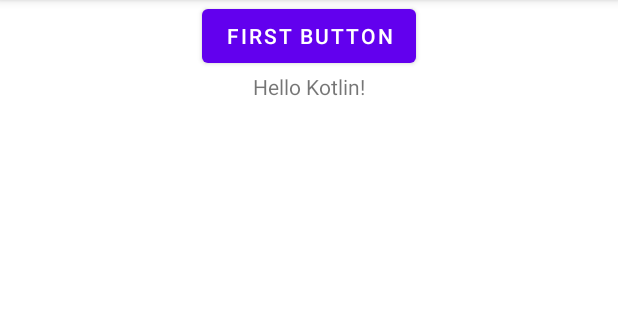
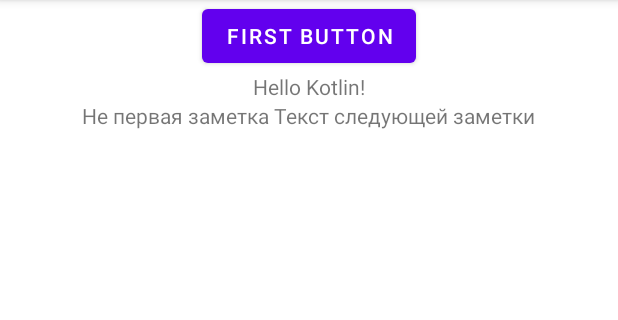
Before and after one commit to 7cigun/FirstKotlinApp, an Android app: the screen it shows after launch (MainActivity), after a tap on "FIRST BUTTON", on a phone screen of 412 x 824 dp, the part 84-404 px from its top. Run offline under Robolectric (Android 15) with nearby library versions, the phone set to English and light mode, and no system bars.

```diff
--- a/app/src/main/java/ru/gb/firstkotlinapp/MainActivity.kt
+++ b/app/src/main/java/ru/gb/firstkotlinapp/MainActivity.kt
@@ -20,5 +20,12 @@ class MainActivity : AppCompatActivity() {
             textView.text = "Hello Kotlin!"
         }
 
+        val note1 = Note("Первая заметка", "Текст первой заметки")
+        val note2 = note1.copy()
+        note2.title = "Не первая заметка"
+        note2.note = "Текст следующей заметки"
+
+        val textView1: TextView = findViewById(R.id.textView1)
+        textView1.text = note2.title + " " + note2.note
     }
 }
--- a/app/src/main/java/ru/gb/firstkotlinapp/Note.kt
+++ b/app/src/main/java/ru/gb/firstkotlinapp/Note.kt
@@ -1,3 +1,3 @@
 package ru.gb.firstkotlinapp
 
-data class Note(val title: String = "Заметка по умолчанию", val note: String = "просто заметка")
+data class Note(var title: String = "Заметка по умолчанию", var note: String = "просто заметка")
--- a/app/src/main/res/layout/activity_main.xml
+++ b/app/src/main/res/layout/activity_main.xml
@@ -24,4 +24,15 @@
         app:layout_constraintRight_toRightOf="parent"
         app:layout_constraintTop_toTopOf="parent" />
 
+    <TextView
+        android:id="@+id/textView1"
+        android:layout_width="wrap_content"
+        android:layout_height="wrap_content"
+        android:layout_gravity="center_horizontal"
+        app:layout_constraintBottom_toBottomOf="parent"
+        app:layout_constraintLeft_toLeftOf="parent"
+        app:layout_constraintRight_toRightOf="parent"
+        app:layout_constraintTop_toTopOf="parent" />
+
+
 </LinearLayout>
```
